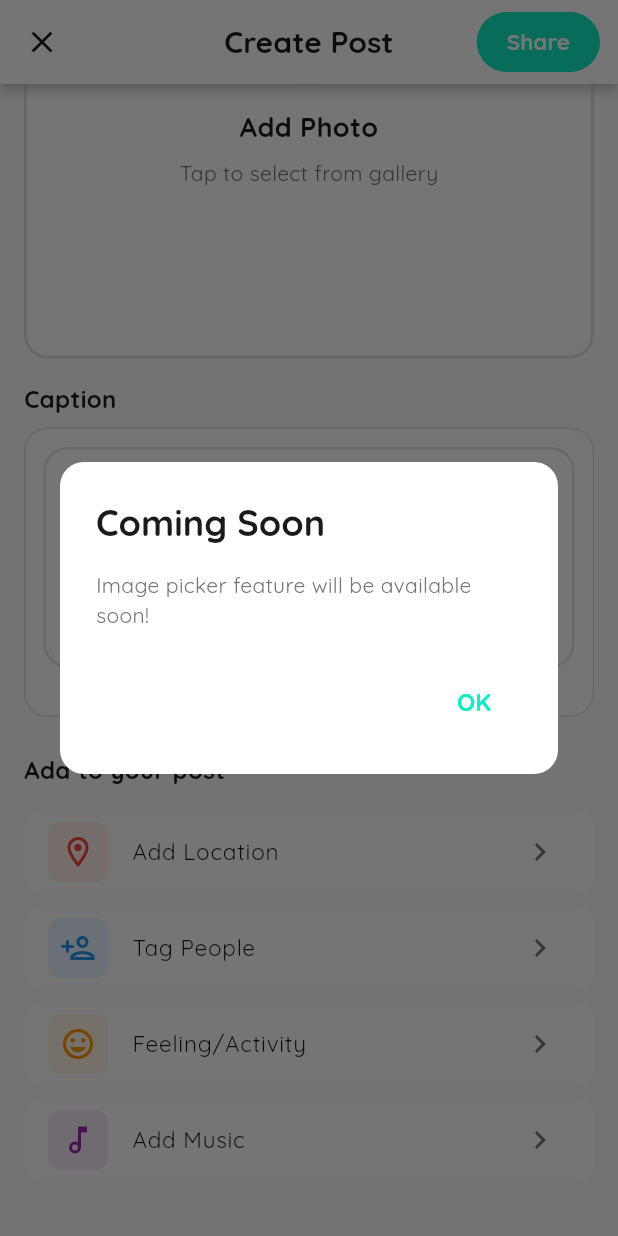
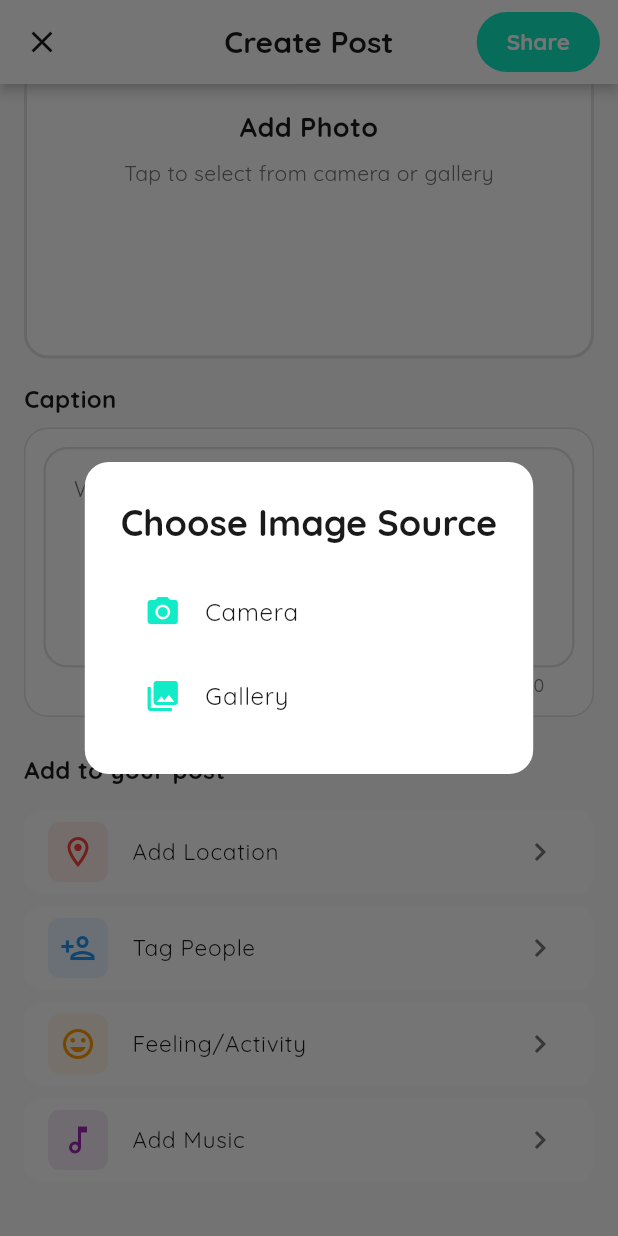
Before and after one commit to Hosla-Extended-Family/hosla-varta-monorepo, a Flutter app: the CreatePostPage screen opened directly, scrolled down 233 dp, after a tap on "Add Photo", on a phone screen of 412 x 824 dp. Run offline on Flutter 3.47's test engine with Material 3 defaults, Android fonts, the phone set to English and light mode, and no system bars; our stand-ins replace flutter_riverpod, image_picker, riverpod, shared_preferences, sqflite; accounts and stored records are empty; network calls fail.

Commit message:
feat: Update image picker functionality and add file selector plugin support

```diff
--- a/lib/pages/home/create_post_page.dart
+++ b/lib/pages/home/create_post_page.dart
@@ -1,5 +1,7 @@
+import 'dart:io';
 import 'package:flutter/material.dart';
 import 'package:hosla/core/constants/theme_colors.dart';
+import 'package:image_picker/image_picker.dart';
 
 class CreatePostPage extends StatefulWidget {
   const CreatePostPage({super.key});
@@ -10,7 +12,9 @@ class CreatePostPage extends StatefulWidget {
 
 class _CreatePostPageState extends State<CreatePostPage> {
   final TextEditingController _captionController = TextEditingController();
+  final ImagePicker _picker = ImagePicker();
   bool _isLoading = false;
+  XFile? _selectedImage;
 
   @override
   void dispose() {
@@ -18,52 +22,99 @@ class _CreatePostPageState extends State<CreatePostPage> {
     super.dispose();
   }
 
-  void _pickImage() {
-    // TODO: Implement image picker
-    // For now, showing a coming soon dialog
-    showDialog(
+  Future<void> _pickImage() async {
+    try {
+      // Show option to pick from gallery or camera
+      final ImageSource? source = await showDialog<ImageSource>(
         context: context,
         builder: (context) => AlertDialog(
           backgroundColor: ThemeColors.getSurfaceColor(context),
-        shape: RoundedRectangleBorder(borderRadius: BorderRadius.circular(16)),
+          shape: RoundedRectangleBorder(
+            borderRadius: BorderRadius.circular(16),
+          ),
           title: Text(
-          'Coming Soon',
+            'Choose Image Source',
             style: TextStyle(
               fontFamily: 'Quicksand',
               fontWeight: FontWeight.bold,
               color: ThemeColors.getTextColor(context),
             ),
           ),
-        content: Text(
-          'Image picker feature will be available soon!',
+          content: Column(
+            mainAxisSize: MainAxisSize.min,
+            children: [
+              ListTile(
+                leading: Icon(
+                  Icons.camera_alt,
+                  color: ThemeColors.primaryColor,
+                ),
+                title: Text(
+                  'Camera',
                   style: TextStyle(
                     fontFamily: 'Quicksand',
-            color: ThemeColors.getSecondaryTextColor(context),
+                    color: ThemeColors.getTextColor(context),
                   ),
                 ),
-        actions: [
-          TextButton(
-            onPressed: () => Navigator.pop(context),
-            child: Text(
-              'OK',
+                onTap: () => Navigator.pop(context, ImageSource.camera),
+              ),
+              ListTile(
+                leading: Icon(
+                  Icons.photo_library,
+                  color: ThemeColors.primaryColor,
+                ),
+                title: Text(
+                  'Gallery',
                   style: TextStyle(
                     fontFamily: 'Quicksand',
-                color: ThemeColors.primaryColor,
-                fontWeight: FontWeight.w600,
+                    color: ThemeColors.getTextColor(context),
                   ),
                 ),
+                onTap: () => Navigator.pop(context, ImageSource.gallery),
               ),
             ],
           ),
+        ),
       );
+
+      if (source != null) {
+        final XFile? image = await _picker.pickImage(
+          source: source,
+          maxWidth: 1920,
+          maxHeight: 1920,
+          imageQuality: 85,
+        );
+
+        if (image != null) {
+          setState(() {
+            _selectedImage = image;
+          });
+        }
+      }
+    } catch (e) {
+      if (mounted) {
+        ScaffoldMessenger.of(context).showSnackBar(
+          SnackBar(
+            content: Text(
+              'Failed to pick image: $e',
+              style: const TextStyle(fontFamily: 'Quicksand'),
+            ),
+            backgroundColor: ThemeColors.errorColor,
+            behavior: SnackBarBehavior.floating,
+            shape: RoundedRectangleBorder(
+              borderRadius: BorderRadius.circular(8),
+            ),
+          ),
+        );
+      }
+    }
   }
 
   void _createPost() {
-    if (_captionController.text.trim().isEmpty) {
+    if (_selectedImage == null && _captionController.text.trim().isEmpty) {
       ScaffoldMessenger.of(context).showSnackBar(
         SnackBar(
           content: const Text(
-            'Please add a caption',
+            'Please add an image or caption',
             style: TextStyle(fontFamily: 'Quicksand'),
           ),
           backgroundColor: ThemeColors.errorColor,
@@ -181,7 +232,58 @@ class _CreatePostPageState extends State<CreatePostPage> {
                     style: BorderStyle.solid,
                   ),
                 ),
-                child: Column(
+                child: _selectedImage != null
+                    ? Stack(
+                        children: [
+                          ClipRRect(
+                            borderRadius: BorderRadius.circular(14),
+                            child: Image.file(
+                              File(_selectedImage!.path),
+                              width: double.infinity,
+                              height: double.infinity,
+                              fit: BoxFit.cover,
+                            ),
+                          ),
+                          Positioned(
+                            top: 8,
+                            right: 8,
+                            child: Container(
+                              decoration: BoxDecoration(
+                                color: Colors.black54,
+                                borderRadius: BorderRadius.circular(20),
+                              ),
+                              child: Row(
+                                mainAxisSize: MainAxisSize.min,
+                                children: [
+                                  IconButton(
+                                    icon: const Icon(
+                                      Icons.edit,
+                                      color: Colors.white,
+                                      size: 20,
+                                    ),
+                                    onPressed: _pickImage,
+                                    tooltip: 'Change Image',
+                                  ),
+                                  IconButton(
+                                    icon: const Icon(
+                                      Icons.close,
+                                      color: Colors.white,
+                                      size: 20,
+                                    ),
+                                    onPressed: () {
+                                      setState(() {
+                                        _selectedImage = null;
+                                      });
+                                    },
+                                    tooltip: 'Remove Image',
+                                  ),
+                                ],
+                              ),
+                            ),
+                          ),
+                        ],
+                      )
+                    : Column(
                         mainAxisAlignment: MainAxisAlignment.center,
                         children: [
                           Container(
@@ -208,7 +310,7 @@ class _CreatePostPageState extends State<CreatePostPage> {
                           ),
                           const SizedBox(height: 8),
                           Text(
-                      'Tap to select from gallery',
+                            'Tap to select from camera or gallery',
                             style: TextStyle(
                               fontFamily: 'Quicksand',
                               fontSize: 14,
--- a/pubspec.yaml
+++ b/pubspec.yaml
@@ -14,6 +14,7 @@ dependencies:
   shared_preferences: ^2.2.2
   sqflite: ^2.3.0
   path: ^1.8.3
+  image_picker: ^1.0.7
 
 dev_dependencies:
   flutter_test:
```
Also changed, not shown: pubspec.lock, 6 other files. Lines whose indentation alone changed are shown as unchanged.
